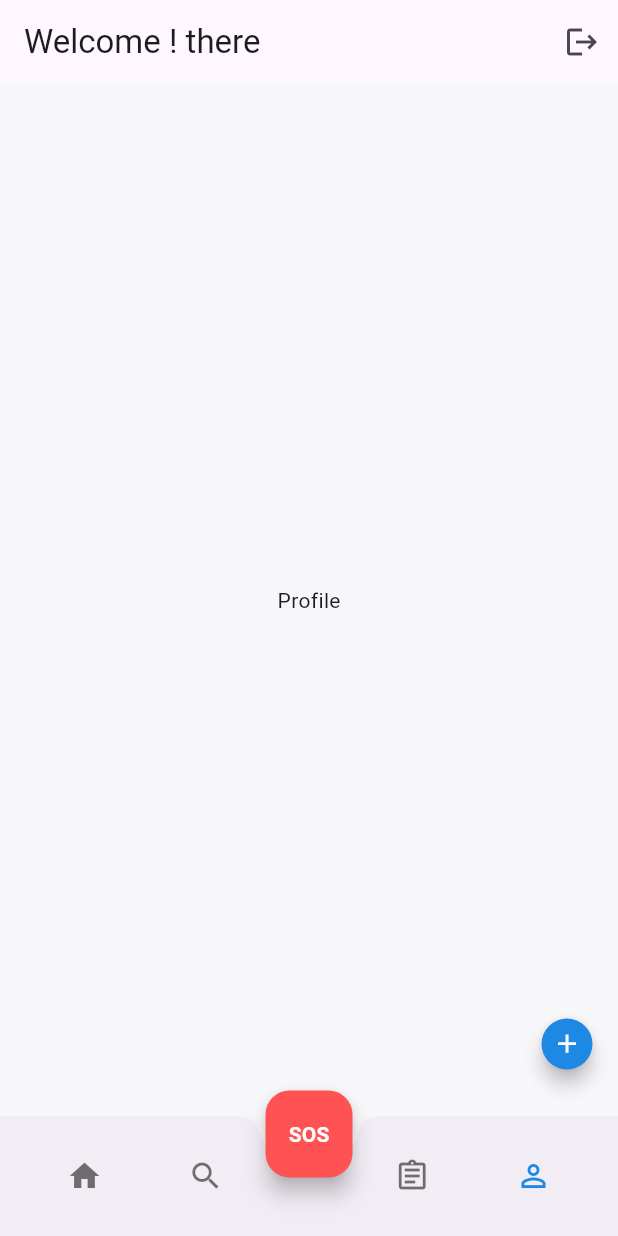
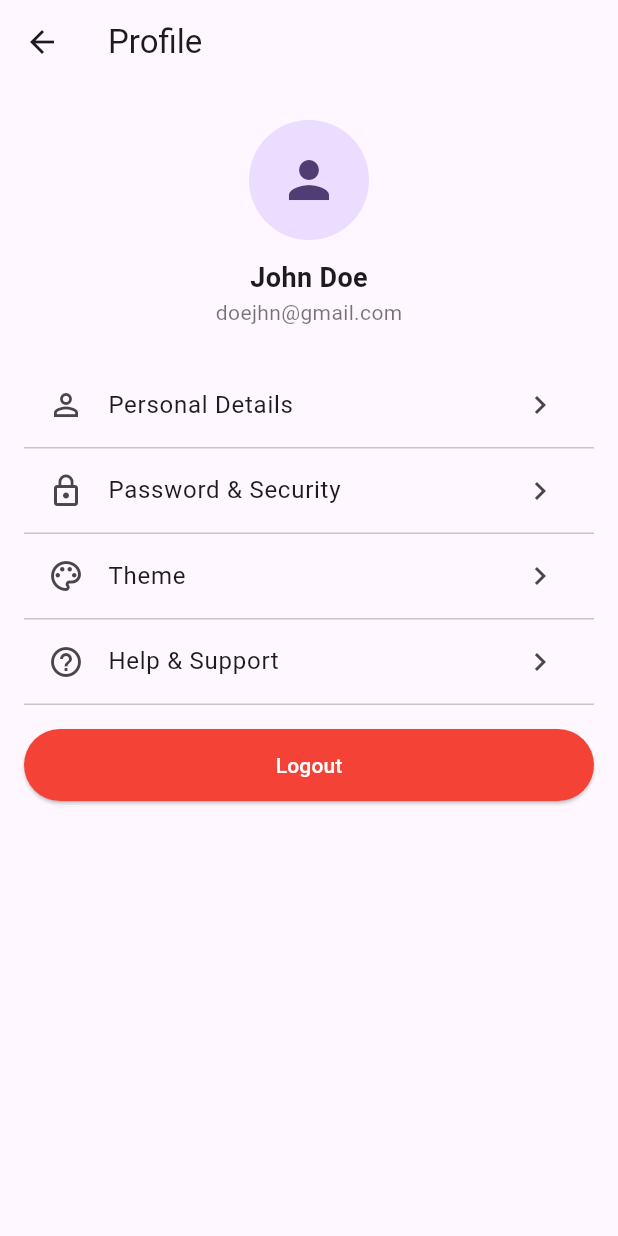
Before and after one commit to GRKPrabesh/Flutter-Project-Frontend, a Flutter app: the screen it shows after launch, after a tap on "LOGIN", after a tap on the "person outline" icon, on a phone screen of 412 x 824 dp. Run offline on Flutter 3.47's test engine with Material 3 defaults, Android fonts, the light colour scheme and no system bars; missing offline and left inert: file_selector; network calls fail.

Commit message:
proper and functional

```diff
--- a/lib/pages/book_service_page.dart
+++ b/lib/book_service_page.dart
@@ -1,7 +1,7 @@
 import 'package:flutter/material.dart';
 import 'package:intl/intl.dart';
-import '../api/service_api.dart';
-import '../models/service.dart';
+import 'api/service_api.dart';
+import 'models/service.dart';
 
 class BookServicePage extends StatefulWidget {
   final String orgId;
--- a/lib/dashboard_org.dart
+++ b/lib/dashboard_org.dart
@@ -1,5 +1,7 @@
 import 'package:flutter/material.dart';
 import 'services_api.dart';
+import 'package:securityservice/profile_page.dart';
+import 'package:securityservice/routes.dart';
 
 class OrganizationDashboardPage extends StatefulWidget {
   final String? displayName; // organization or username
@@ -101,7 +103,7 @@ class _OrganizationDashboardPageState extends State<OrganizationDashboardPage> {
             ),
             IconButton(
               icon: Icon(Icons.person_outline, color: _tabIndex == 3 ? const Color(0xFF1E88E5) : Colors.black54),
-              onPressed: () => setState(() => _tabIndex = 3),
+              onPressed: () => Navigator.pushNamed(context, AppRoute.profileRoute),
               tooltip: 'Profile',
             ),
           ],
@@ -148,8 +150,8 @@ class _OrganizationDashboardPageState extends State<OrganizationDashboardPage> {
         ),
       );
     }
-    if (_tabIndex == 2 || _tabIndex == 3) {
-      return Center(child: Text(_tabIndex == 2 ? 'Orders' : 'Profile'));
+    if (_tabIndex == 2) {
+      return const Center(child: Text('Orders'));
     }
     return ListView(
       padding: const EdgeInsets.all(16),
--- a/lib/loginpage.dart
+++ b/lib/loginpage.dart
@@ -11,6 +11,7 @@ class LoginScreen extends StatelessWidget {
   Widget build(BuildContext context) {
     final emailController = TextEditingController();
     final passwordController = TextEditingController();
+    final passwordObscure = ValueNotifier<bool>(true);
     return Scaffold(
       body: Center(
         child: SingleChildScrollView(
@@ -39,6 +40,7 @@ class LoginScreen extends StatelessWidget {
                 hintText: 'Password',
                 icon: Icons.lock_outline,
                 isPassword: true,
+                obscureNotifier: passwordObscure,
                 controller: passwordController,
               ),
               const SizedBox(height: 24.0),
@@ -84,28 +86,37 @@ class LoginScreen extends StatelessWidget {
     required IconData icon,
     bool isPassword = false,
     TextEditingController? controller,
+    ValueNotifier<bool>? obscureNotifier,
   }) {
+    final notifier = obscureNotifier ?? ValueNotifier<bool>(isPassword);
     return Container(
       decoration: BoxDecoration(
         color: Colors.grey[200],
         borderRadius: BorderRadius.circular(8.0),
       ),
-      child: TextField(
+      child: ValueListenableBuilder<bool>(
+        valueListenable: notifier,
+        builder: (context, obscure, _) => TextField(
           controller: controller,
-        obscureText: isPassword,
+          obscureText: isPassword ? obscure : false,
           decoration: InputDecoration(
             hintText: hintText,
             suffixIcon: isPassword
                 ? IconButton(
-            icon: const Icon(Icons.remove_red_eye, color: Colors.grey),
+                    icon: Icon(
+                      obscure ? Icons.remove_red_eye : Icons.visibility_off,
+                      color: Colors.grey,
+                    ),
                     onPressed: () {
                       // TODO: Implement toggle password visibility
+                      notifier.value = !notifier.value;
                     },
                   )
                 : null,
             border: InputBorder.none,
             contentPadding: const EdgeInsets.symmetric(
                 horizontal: 16.0, vertical: 16.0),
+          ),
         ),
       ),
     );
--- /dev/null
+++ b/lib/profile_page.dart
@@ -0,0 +1,49 @@
+import 'package:flutter/material.dart';
+
+class ProfilePage extends StatelessWidget {
+  const ProfilePage({super.key});
+
+  @override
+  Widget build(BuildContext context) {
+    return Scaffold(
+      appBar: AppBar(title: const Text('Profile')),
+      body: const ProfileView(),
+    );
+  }
+}
+
+class ProfileView extends StatelessWidget {
+  const ProfileView({super.key});
+
+  @override
+  Widget build(BuildContext context) {
+    return ListView(
+      padding: const EdgeInsets.all(16),
+      children: [
+        const SizedBox(height: 8),
+        const CircleAvatar(radius: 40, child: Icon(Icons.person, size: 40)),
+        const SizedBox(height: 12),
+        const Center(child: Text('John Doe', style: TextStyle(fontWeight: FontWeight.w700, fontSize: 18))),
+        const Center(child: Text('doejhn@gmail.com', style: TextStyle(color: Colors.black54))),
+        const SizedBox(height: 24),
+        _tile(icon: Icons.person_outline, title: 'Personal Details', onTap: () {}),
+        _tile(icon: Icons.lock_outline, title: 'Password & Security', onTap: () {}),
+        _tile(icon: Icons.color_lens_outlined, title: 'Theme', onTap: () {}),
+        _tile(icon: Icons.help_outline, title: 'Help & Support', onTap: () {}),
+        const SizedBox(height: 16),
+        ElevatedButton(
+          style: ElevatedButton.styleFrom(backgroundColor: Colors.red, foregroundColor: Colors.white, padding: const EdgeInsets.symmetric(vertical: 14)),
+          onPressed: () {},
+          child: const Text('Logout'),
+        )
+      ],
+    );
+  }
+
+  Widget _tile({required IconData icon, required String title, required VoidCallback onTap}) {
+    return Column(children: [
+      ListTile(leading: Icon(icon), title: Text(title), trailing: const Icon(Icons.chevron_right), onTap: onTap),
+      const Divider(height: 1)
+    ]);
+  }
+}
--- a/lib/routes.dart
+++ b/lib/routes.dart
@@ -7,9 +7,9 @@ import 'package:securityservice/third_page.dart';
 import 'package:securityservice/uploadServicePage.dart';
 import 'package:securityservice/dashboard_user.dart';
 import 'package:securityservice/dashboard_org.dart';
-import 'package:securityservice/pages/my_bookings_page.dart';
-import 'package:securityservice/pages/profile_page.dart';
-import 'package:securityservice/pages/search_orgs_page.dart';
+import 'package:securityservice/my_bookings_page.dart';
+import 'package:securityservice/profile_page.dart';
+import 'package:securityservice/search_orgs_page.dart';
 
 class AppRoute {
   AppRoute._();
@@ -49,8 +49,8 @@ class AppRoute {
         orgServiceUploadRoute: (context) => const ServiceUploadPage(),
         userDashboardRoute: (context) => const UserDashboardPage(),
         orgDashboardRoute: (context) => const OrganizationDashboardPage(),
-        searchOrgsRoute: (context) => SearchOrgsPage(),
-        myBookingsRoute: (context) => MyBookingsPage(),
+        searchOrgsRoute: (context) => Scaffold(appBar: AppBar(title: const Text('Search')), body: SearchOrgsPage()),
+        myBookingsRoute: (context) => Scaffold(appBar: AppBar(title: const Text('My Bookings')), body: MyBookingsPage()),
         profileRoute: (context) => const ProfilePage(),
       };
 }
--- a/pubspec.yaml
+++ b/pubspec.yaml
@@ -34,9 +34,9 @@ dependencies:
   # The following adds the Cupertino Icons font to your application.
   # Use with the CupertinoIcons class for iOS style icons.
   cupertino_icons: ^1.0.8
-  file_picker: ^6.1.1
   http: ^1.2.2
   intl: ^0.19.0
+  file_selector: ^1.0.3
 
 dev_dependencies:
   flutter_test:
```
Also changed, not shown: lib/dashboard_user.dart (+4 -5 lines), lib/my_bookings_page.dart (added, +74 -0 lines), lib/pages/my_bookings_page.dart (deleted, +0 -74 lines), lib/pages/profile_page.dart (deleted, +0 -40 lines), lib/search_orgs_page.dart (renamed from lib/pages/search_orgs_page.dart, +5 -2 lines), lib/uploadServicePage.dart (+12 -8 lines), pubspec.lock, 5 other files. Lines whose indentation alone changed are shown as unchanged.
